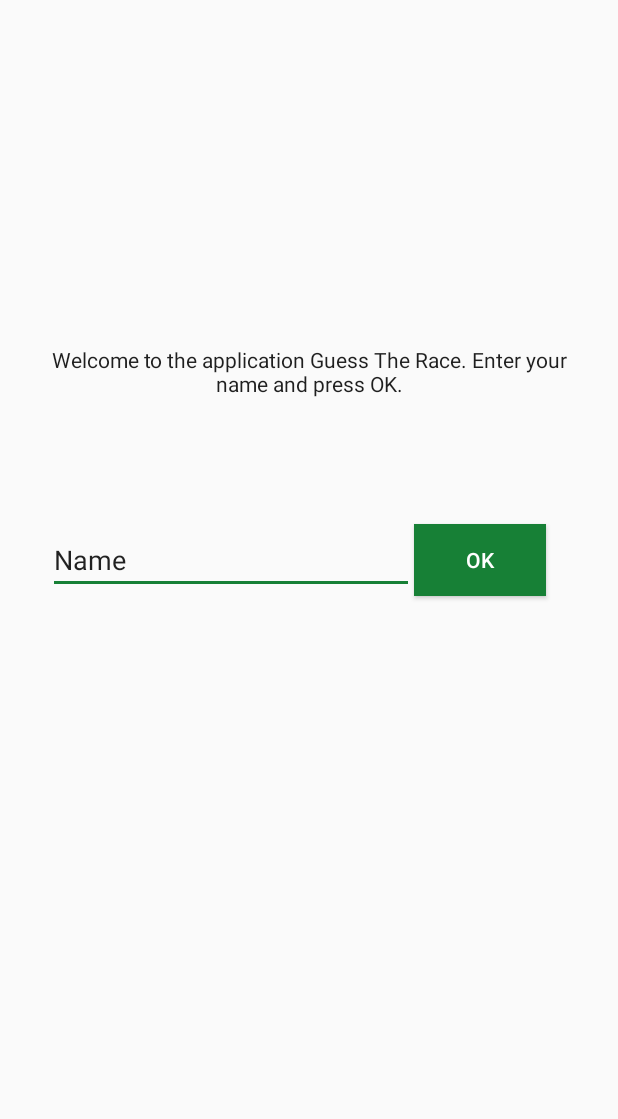
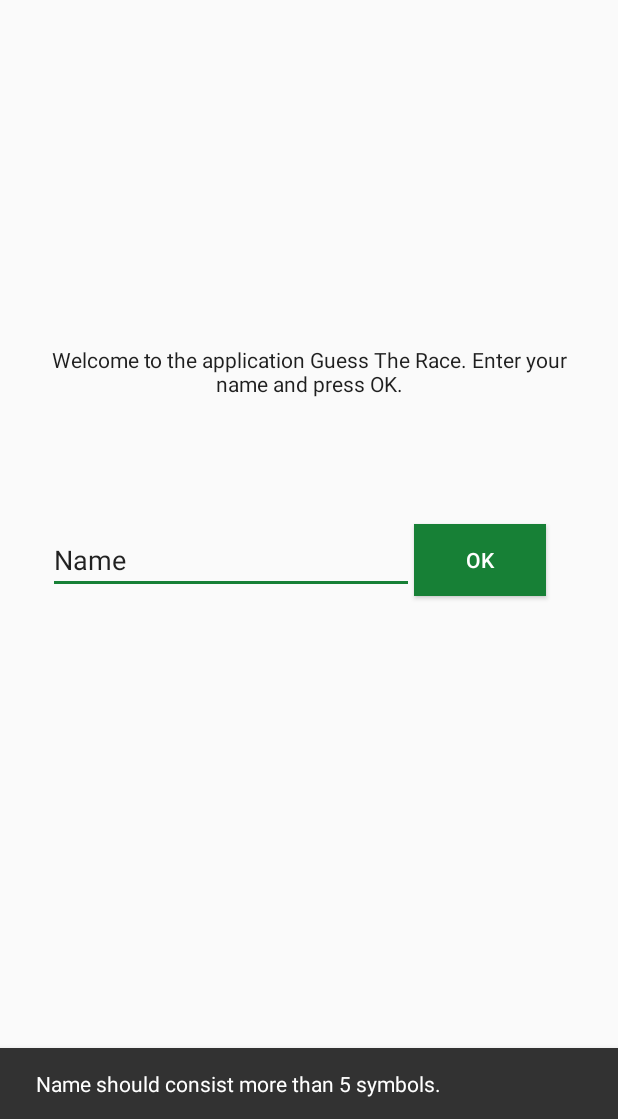
Before and after one commit to 1ou/guess-the-race-clean, an Android app: the fragment AuthFragment shown on its own in the app's theme, after a tap on "OK", on a phone screen of 412 x 824 dp, the part 117-1236 px from its top. Run offline under Robolectric (Android 15) with nearby library versions, the phone set to English and light mode, and no system bars; libraries missing offline, so code that uses them is left out: com.arellomobile.mvp.

Commit message:
win sound + settings fix

```diff
--- a/app/src/main/java/skubyev/anton/guesstherace/music/MusicService.kt
+++ b/app/src/main/java/skubyev/anton/guesstherace/music/MusicService.kt
@@ -19,7 +19,7 @@ class MusicService : Service() {
         }
         mediaPlayer?.isLooping = true
         playMusic()
-        return START_STICKY
+        return START_NOT_STICKY
     }
 
     inner class MusicBinder : Binder() {
--- a/app/src/main/java/skubyev/anton/guesstherace/ui/auth/AuthFragment.kt
+++ b/app/src/main/java/skubyev/anton/guesstherace/ui/auth/AuthFragment.kt
@@ -20,7 +20,7 @@ class AuthFragment : BaseFragment(), AuthView {
 
     override val layoutRes = R.layout.fragment_auth
 
-    private val minLogin = 3
+    private val minLogin = 5
 
     @InjectPresenter lateinit var presenter: AuthPresenter
 
--- a/app/src/main/java/skubyev/anton/guesstherace/ui/home/HomeFragment.kt
+++ b/app/src/main/java/skubyev/anton/guesstherace/ui/home/HomeFragment.kt
@@ -6,6 +6,7 @@ import android.content.Intent
 import android.content.IntentFilter
 import android.content.res.Configuration
 import android.graphics.Color
+import android.media.MediaPlayer
 import android.os.Bundle
 import android.support.v4.content.LocalBroadcastManager
 import android.support.v4.view.ViewPager
@@ -194,6 +195,8 @@ class HomeFragment : BaseFragment(), HomeView, ConfirmDialog.OnClickListener {
         answerImageView.visibility = View.VISIBLE
 
         if (state) {
+            val mediaPlayer = MediaPlayer.create(context, R.raw.victory)
+            mediaPlayer.start()
             showMessage(resources.getString(R.string.you_guessed))
             showKonfetti()
             presenter.appendRating(true)
--- a/app/src/main/res/layout/fragment_settings.xml
+++ b/app/src/main/res/layout/fragment_settings.xml
@@ -180,8 +180,7 @@
                 <Switch
                     android:id="@+id/musicSwitch"
                     android:layout_width="match_parent"
-                    android:layout_height="wrap_content"
-                    android:checked="true" />
+                    android:layout_height="wrap_content" />
 
             </LinearLayout>
 
--- a/app/src/main/res/values/strings.xml
+++ b/app/src/main/res/values/strings.xml
@@ -6,7 +6,7 @@
     <string name="name">Name</string>
     <string name="greeting">Welcome to the application Guess The Race. Enter your name and press OK.</string>
     <string name="error_login">That name has already used.</string>
-    <string name="error_login_length">Name should consist more than 2 symbols.</string>
+    <string name="error_login_length">Name should consist more than 5 symbols.</string>
     <string name="you_not_auth">You did not authorized</string>
 
     <!--Home screen-->
```
Also changed, not shown: app/src/main/java/skubyev/anton/guesstherace/ui/settings/SettingsFragment.kt (+3 -4 lines), 1 other file.
